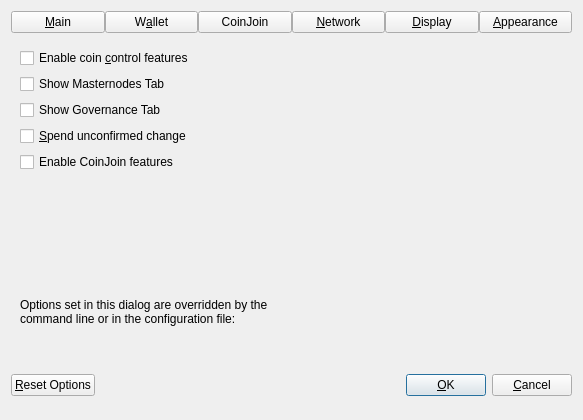
Above: src/qt/forms/optionsdialog.ui from dashpay/dash before the change. Below: the same form after it.
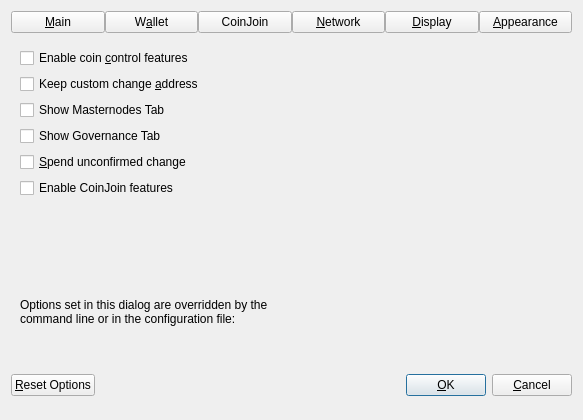
That is the form after the change. The open tabs and pages were chosen to show the change. Custom widgets are drawn as their Qt base class.

Commit message: feat(qt): Add an option to keep custom change address

Diff of the .ui file:
```diff
--- a/src/qt/forms/optionsdialog.ui
+++ b/src/qt/forms/optionsdialog.ui
@@ -318,6 +318,16 @@
             </property>
            </widget>
           </item>
+          <item>
+           <widget class="QCheckBox" name="keepChangeAddress">
+            <property name="toolTip">
+             <string>Whether to keep the specified custom change address or not.</string>
+            </property>
+            <property name="text">
+             <string>Keep custom change &amp;address</string>
+            </property>
+           </widget>
+          </item>
           <item>
            <widget class="QCheckBox" name="showMasternodesTab">
             <property name="toolTip">
```
The commit also changes 5 other files.
